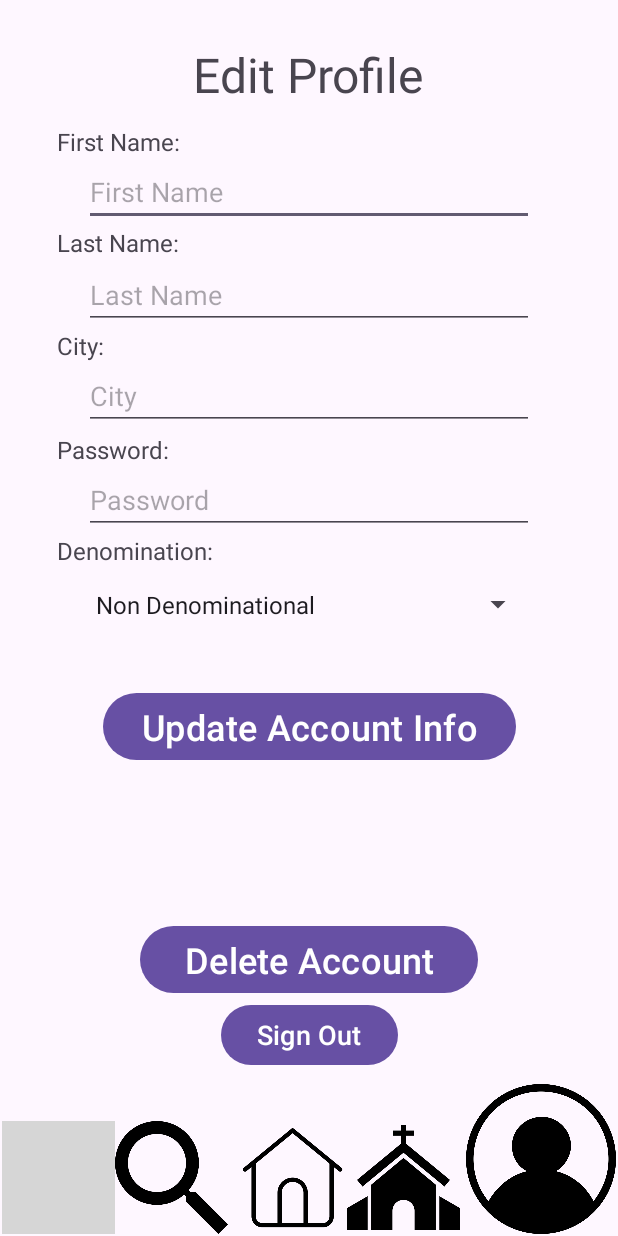
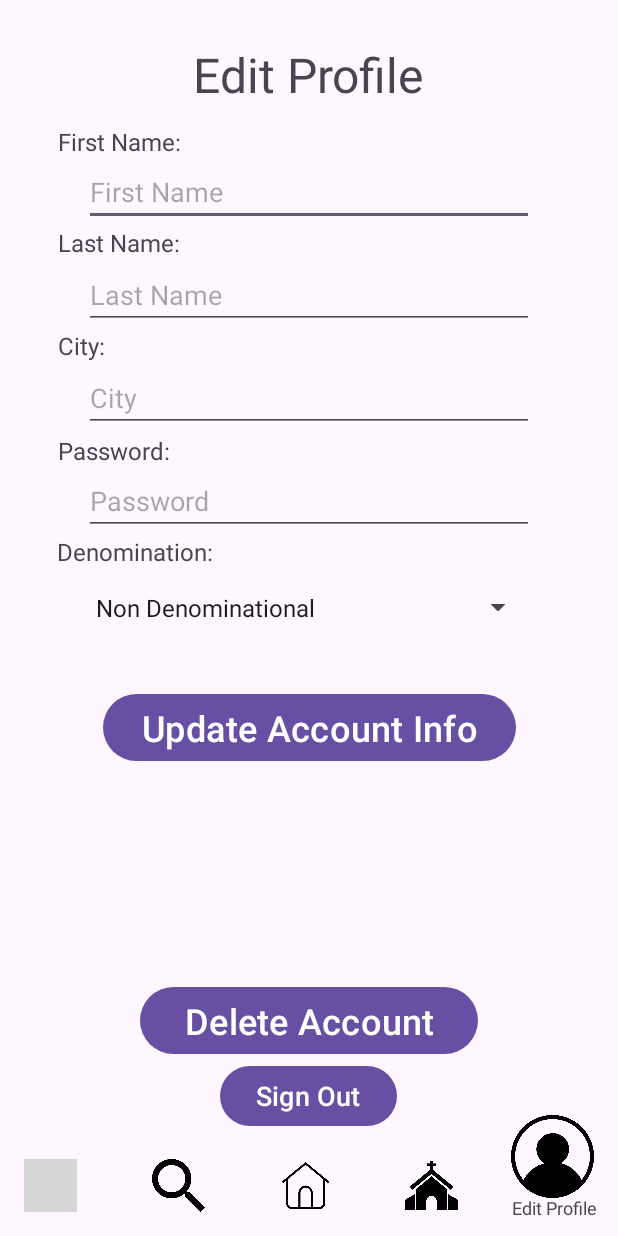
Before and after one commit to GabrielBall05/ChurchFinderApp, an Android app: the EditUserProfile screen opened directly, with no data from a screen before it, on a phone screen of 412 x 824 dp. Run offline under Robolectric (Android 15) with nearby library versions, the phone set to English and light mode, and no system bars; 5 statements that could not run were skipped; grey boxes are pictures that could not be loaded.

Commit message:
Better Menu Bar
Made menu bar for users actually look nice

```diff
--- a/ChurchApp/app/src/main/java/com/example/churchapp/Other/Session.java
+++ b/ChurchApp/app/src/main/java/com/example/churchapp/Other/Session.java
@@ -10,7 +10,7 @@ public class Session
     private static String sessionType;
     private static User user;
     private static Church church;
-    private static String originPage;
+    private static String originPage; //Used to help wireframe
 
     public static void login(User u) //Log the User in
     {
--- a/ChurchApp/app/src/main/java/com/example/churchapp/UserIntents/EditUserProfile.java
+++ b/ChurchApp/app/src/main/java/com/example/churchapp/UserIntents/EditUserProfile.java
@@ -170,6 +170,7 @@ public class EditUserProfile extends AppCompatActivity
             public void onClick(View v)
             {
                 Log.v("BUTTON CLICK", "Delete User Account Button Clicked - Moving to MasterConfirmation");
+                Session.setOriginPage("editUserProfileIntent");
                 masterConfirmationIntent.putExtra("cameFrom", "editUserProfileIntent"); //Put extra the name of this intent
                 masterConfirmationIntent.putExtra("deleteOrSignOut", "delete"); //Put whether the user is signing out or deleting
                 startActivity(masterConfirmationIntent);
@@ -186,6 +187,7 @@ public class EditUserProfile extends AppCompatActivity
             public void onClick(View v)
             {
                 Log.v("BUTTON CLICK", "Sign Out Button Click - Moving to MasterConfirmation");
+                Session.setOriginPage("editUserProfileIntent");
                 masterConfirmationIntent.putExtra("cameFrom", "editUserProfileIntent"); //Put extra the name of this intent
                 masterConfirmationIntent.putExtra("deleteOrSignOut", "signOut"); //Put whether the user is signing out or deleting
                 startActivity(masterConfirmationIntent);
--- a/ChurchApp/app/src/main/java/com/example/churchapp/UserIntents/MyChurch.java
+++ b/ChurchApp/app/src/main/java/com/example/churchapp/UserIntents/MyChurch.java
@@ -122,6 +122,7 @@ public class MyChurch extends AppCompatActivity
             public void onClick(View v)
             {
                 Log.v("BUTTON CLICK", "Leave Church Button Clicked - Moving to MasterConfirmation");
+                Session.setOriginPage("myChurchIntent");
                 masterConfirmationIntent.putExtra("cameFrom", "myChurchIntent"); //Put extra the name of this intent
                 Church church = churchesDb.getChurchByEmail(Session.getUser().getEmailOfChurchAttending());
                 masterConfirmationIntent.putExtra("myChurch", church); //Put extra the church that the user attends
--- a/ChurchApp/app/src/main/res/layout/activity_edit_user_profile.xml
+++ b/ChurchApp/app/src/main/res/layout/activity_edit_user_profile.xml
@@ -8,49 +8,54 @@
 
     <ImageView
         android:id="@+id/btn_editUserProfile_bookmarks"
-        android:layout_width="75dp"
-        android:layout_height="75dp"
-        android:layout_marginStart="1dp"
-        android:layout_marginBottom="1dp"
+        android:layout_width="35dp"
+        android:layout_height="35dp"
+        android:layout_marginStart="16dp"
+        android:layout_marginEnd="50dp"
+        android:layout_marginBottom="16dp"
         app:layout_constraintBottom_toBottomOf="parent"
+        app:layout_constraintEnd_toStartOf="@+id/btn_editUserProfile_churchFinder"
         app:layout_constraintStart_toStartOf="parent"
         app:srcCompat="@drawable/bookmark3" />
 
     <ImageView
         android:id="@+id/btn_editUserProfile_churchFinder"
-        android:layout_width="75dp"
-        android:layout_height="75dp"
-        android:layout_marginBottom="1dp"
+        android:layout_width="35dp"
+        android:layout_height="35dp"
+        android:layout_marginStart="50dp"
+        android:layout_marginBottom="16dp"
         app:layout_constraintBottom_toBottomOf="parent"
         app:layout_constraintStart_toEndOf="@+id/btn_editUserProfile_bookmarks"
         app:srcCompat="@drawable/search2" />
 
     <ImageView
         android:id="@+id/btn_editUserProfile_userHome"
-        android:layout_width="75dp"
-        android:layout_height="75dp"
-        android:layout_marginStart="5dp"
-        android:layout_marginBottom="1dp"
+        android:layout_width="35dp"
+        android:layout_height="35dp"
+        android:layout_marginStart="50dp"
+        android:layout_marginEnd="50dp"
+        android:layout_marginBottom="16dp"
         app:layout_constraintBottom_toBottomOf="parent"
+        app:layout_constraintEnd_toStartOf="@+id/btn_editUserProfile_myChurch"
         app:layout_constraintStart_toEndOf="@+id/btn_editUserProfile_churchFinder"
         app:srcCompat="@drawable/home" />
 
     <ImageView
         android:id="@+id/btn_editUserProfile_myChurch"
-        android:layout_width="75dp"
-        android:layout_height="75dp"
-        android:layout_marginEnd="4dp"
-        android:layout_marginBottom="1dp"
+        android:layout_width="35dp"
+        android:layout_height="35dp"
+        android:layout_marginEnd="35dp"
+        android:layout_marginBottom="16dp"
         app:layout_constraintBottom_toBottomOf="parent"
         app:layout_constraintEnd_toStartOf="@+id/imageView3"
         app:srcCompat="@drawable/church" />
 
     <ImageView
         android:id="@+id/imageView3"
-        android:layout_width="100dp"
-        android:layout_height="100dp"
-        android:layout_marginEnd="1dp"
-        android:layout_marginBottom="1dp"
+        android:layout_width="55dp"
+        android:layout_height="55dp"
+        android:layout_marginEnd="16dp"
+        android:layout_marginBottom="25dp"
         app:layout_constraintBottom_toBottomOf="parent"
         app:layout_constraintEnd_toEndOf="parent"
         app:srcCompat="@drawable/profile" />
@@ -60,13 +65,13 @@
         android:layout_width="wrap_content"
         android:layout_height="wrap_content"
         android:layout_marginStart="147dp"
-        android:layout_marginEnd="147dp"
-        android:layout_marginBottom="33dp"
+        android:layout_marginEnd="77dp"
+        android:layout_marginBottom="18dp"
         android:text="Sign Out"
         android:textAlignment="center"
         android:textSize="18sp"
-        app:layout_constraintBottom_toTopOf="@+id/btn_editUserProfile_churchFinder"
-        app:layout_constraintEnd_toEndOf="parent"
+        app:layout_constraintBottom_toTopOf="@+id/btn_editUserProfile_userHome"
+        app:layout_constraintEnd_toStartOf="@+id/imageView3"
         app:layout_constraintStart_toStartOf="parent" />
 
     <TextView
@@ -102,6 +107,7 @@
         android:layout_width="300dp"
         android:layout_height="wrap_content"
         android:layout_marginStart="55dp"
+        android:layout_marginTop="1dp"
         android:layout_marginEnd="56dp"
         android:ems="10"
         android:hint="City"
@@ -116,9 +122,11 @@
         android:layout_width="wrap_content"
         android:layout_height="wrap_content"
         android:layout_marginStart="38dp"
-        android:layout_marginTop="2dp"
+        android:layout_marginTop="1dp"
+        android:layout_marginEnd="298dp"
         android:text="Password:"
         android:textSize="16sp"
+        app:layout_constraintEnd_toEndOf="parent"
         app:layout_constraintStart_toStartOf="parent"
         app:layout_constraintTop_toBottomOf="@+id/et_editUserProfile_city" />
 
@@ -153,7 +161,7 @@
         android:layout_width="wrap_content"
         android:layout_height="wrap_content"
         android:layout_marginStart="104dp"
-        android:layout_marginTop="5dp"
+        android:layout_marginTop="3dp"
         android:layout_marginEnd="105dp"
         android:text="*Please keep all fields filled out*"
         android:textAlignment="center"
@@ -168,6 +176,7 @@
         android:layout_width="300dp"
         android:layout_height="50dp"
         android:layout_marginStart="55dp"
+        android:layout_marginTop="1dp"
         android:layout_marginEnd="56dp"
         app:layout_constraintEnd_toEndOf="parent"
         app:layout_constraintStart_toStartOf="parent"
@@ -178,7 +187,7 @@
         android:layout_width="275dp"
         android:layout_height="wrap_content"
         android:layout_marginStart="68dp"
-        android:layout_marginTop="5dp"
+        android:layout_marginTop="6dp"
         android:layout_marginEnd="68dp"
         android:text="Update Account Info"
         android:textSize="24sp"
@@ -191,8 +200,10 @@
         android:layout_width="wrap_content"
         android:layout_height="wrap_content"
         android:layout_marginStart="38dp"
+        android:layout_marginEnd="270dp"
         android:text="Denomination:"
         android:textSize="16sp"
+        app:layout_constraintEnd_toEndOf="parent"
         app:layout_constraintStart_toStartOf="parent"
         app:layout_constraintTop_toBottomOf="@+id/et_editUserProfile_password" />
 
@@ -216,8 +227,10 @@
         android:layout_width="wrap_content"
         android:layout_height="wrap_content"
         android:layout_marginStart="38dp"
+        android:layout_marginEnd="342dp"
         android:text="City:"
         android:textSize="16sp"
+        app:layout_constraintEnd_toEndOf="parent"
         app:layout_constraintStart_toStartOf="parent"
         app:layout_constraintTop_toBottomOf="@+id/et_editUserProfile_lname" />
 
@@ -227,8 +240,10 @@
         android:layout_height="wrap_content"
         android:layout_marginStart="38dp"
         android:layout_marginTop="83dp"
+        android:layout_marginEnd="291dp"
         android:text="First Name:"
         android:textSize="16sp"
+        app:layout_constraintEnd_toEndOf="parent"
         app:layout_constraintStart_toStartOf="parent"
         app:layout_constraintTop_toTopOf="parent" />
 
@@ -237,9 +252,23 @@
         android:layout_width="wrap_content"
         android:layout_height="wrap_content"
         android:layout_marginStart="38dp"
+        android:layout_marginEnd="291dp"
         android:text="Last Name:"
         android:textSize="16sp"
+        app:layout_constraintEnd_toEndOf="parent"
         app:layout_constraintStart_toStartOf="parent"
         app:layout_constraintTop_toBottomOf="@+id/et_editUserProfile_fname" />
 
+    <TextView
+        android:id="@+id/textView25"
+        android:layout_width="wrap_content"
+        android:layout_height="wrap_content"
+        android:layout_marginTop="-2dp"
+        android:layout_marginEnd="14dp"
+        android:text="Edit Profile"
+        android:textAlignment="center"
+        android:textSize="12sp"
+        app:layout_constraintEnd_toEndOf="parent"
+        app:layout_constraintTop_toBottomOf="@+id/imageView3" />
+
 </androidx.constraintlayout.widget.ConstraintLayout>
```
Also changed, not shown: ChurchApp/app/src/main/res/layout/activity_church_details.xml (+15 -19 lines), ChurchApp/app/src/main/res/layout/activity_church_finder.xml (+42 -23 lines), ChurchApp/app/src/main/res/layout/activity_event_details.xml (+15 -20 lines), ChurchApp/app/src/main/res/layout/activity_my_bookmarks.xml (+37 -21 lines), ChurchApp/app/src/main/res/layout/activity_my_church.xml (+49 -30 lines), ChurchApp/app/src/main/res/layout/activity_user_home.xml (+44 -25 lines), 1 other file.
